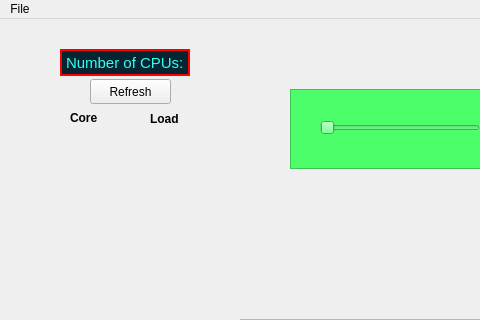
This is CPU-Usage/mainwindow.ui in jentor67/Qt6Cmake as Qt 5 draws it before an edit; both pictures show x 0 to 480 and y 0 to 320 of the 800 by 600 pixel window. The edited form follows.
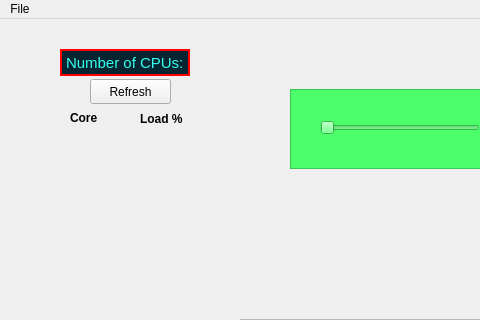
This is the edited form.

Diff of the .ui file:
```diff
--- a/CPU-Usage/mainwindow.ui
+++ b/CPU-Usage/mainwindow.ui
@@ -289,9 +289,9 @@
    <widget class="QLabel" name="labelLoad">
     <property name="geometry">
      <rect>
-      <x>150</x>
+      <x>140</x>
       <y>90</y>
-      <width>41</width>
+      <width>61</width>
       <height>20</height>
      </rect>
     </property>
@@ -304,7 +304,7 @@
      <enum>Qt::LayoutDirection::LeftToRight</enum>
     </property>
     <property name="text">
-     <string>Load</string>
+     <string>Load %</string>
     </property>
    </widget>
   </widget>
```
Left out of the diff: 2 changed lines with no effect on the pictures.
